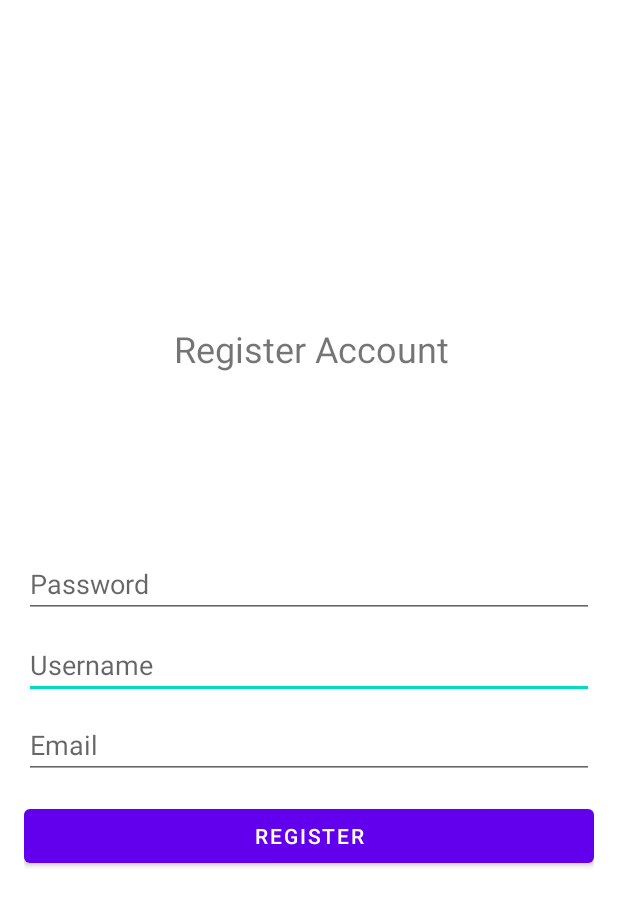
After one commit to Evandita/JBus-android, an Android app: the layout activity_register.xml on its own in the app's theme, with its tools: preview values and no code run, on a phone screen of 412 x 824 dp. The commit adds this screen. Shown: the top 906 px of the screen. Run offline under Robolectric (Android 15) with nearby library versions, the phone set to English and light mode, and no system bars.

Commit message:
CS08 - membuat halaman Register dengan animasi yang kece

```diff
--- a/app/build.gradle
+++ b/app/build.gradle
@@ -35,6 +35,7 @@
     }
     buildFeatures {
         compose true
+        viewBinding true
     }
     composeOptions {
         kotlinCompilerExtensionVersion '1.4.3'
@@ -59,6 +60,9 @@
     implementation 'androidx.compose.material3:material3'
     implementation 'androidx.constraintlayout:constraintlayout:2.1.4'
     implementation 'androidx.gridlayout:gridlayout:1.0.0'
+    implementation 'androidx.annotation:annotation:1.7.0'
+    implementation 'androidx.lifecycle:lifecycle-livedata-ktx:2.6.2'
+    implementation 'androidx.lifecycle:lifecycle-viewmodel-ktx:2.6.2'
     testImplementation 'junit:junit:4.13.2'
     androidTestImplementation 'androidx.test.ext:junit:1.1.5'
     androidTestImplementation 'androidx.test.espresso:espresso-core:3.5.1'
--- /dev/null
+++ b/app/src/main/res/anim/fade_in.xml
@@ -0,0 +1,6 @@
+<?xml version="1.0" encoding="utf-8"?>
+<alpha xmlns:android="http://schemas.android.com/apk/res/android"
+    android:interpolator="@android:anim/decelerate_interpolator"
+    android:fromAlpha="0.0"
+    android:toAlpha="1.0"
+    android:duration="1000" />
--- /dev/null
+++ b/app/src/main/res/layout/activity_register.xml
@@ -0,0 +1,52 @@
+<?xml version="1.0" encoding="utf-8"?>
+<RelativeLayout xmlns:android="http://schemas.android.com/apk/res/android"
+    android:layout_width="match_parent"
+    android:layout_height="match_parent"
+    android:padding="16dp">
+
+    <TextView
+        android:id="@+id/register_title"
+        android:layout_width="wrap_content"
+        android:layout_height="wrap_content"
+        android:text="Register Account"
+        android:textSize="24sp"
+        android:layout_marginTop="200dp"
+        android:layout_marginLeft="100dp"
+        android:layout_marginBottom="16dp"/>
+
+    <!-- Add other input fields (e.g., password, email) as needed -->
+
+    <EditText
+        android:id="@+id/register_username"
+        android:layout_width="match_parent"
+        android:layout_height="wrap_content"
+        android:layout_below="@id/register_title"
+        android:layout_marginTop="156dp"
+        android:hint="Username" />
+
+    <EditText
+        android:id="@+id/register_email"
+        android:layout_width="match_parent"
+        android:layout_height="wrap_content"
+        android:layout_below="@id/register_title"
+        android:layout_marginTop="209dp"
+        android:hint="Email" />
+
+    <EditText
+        android:id="@+id/register_password"
+        android:layout_width="match_parent"
+        android:layout_height="wrap_content"
+        android:layout_below="@id/register_title"
+        android:layout_marginTop="102dp"
+        android:hint="Password"
+        android:inputType="textPassword" />
+
+    <Button
+        android:id="@+id/btnRegister"
+        android:layout_width="match_parent"
+        android:layout_height="wrap_content"
+        android:layout_below="@id/register_username"
+        android:layout_marginTop="67dp"
+        android:text="Register" />
+
+</RelativeLayout>
--- /dev/null
+++ b/app/src/main/res/values-land/dimens.xml
@@ -0,0 +1,3 @@
+<resources>
+    <dimen name="activity_horizontal_margin">48dp</dimen>
+</resources>
--- /dev/null
+++ b/app/src/main/res/values-w1240dp/dimens.xml
@@ -0,0 +1,3 @@
+<resources>
+    <dimen name="activity_horizontal_margin">200dp</dimen>
+</resources>
--- /dev/null
+++ b/app/src/main/res/values-w600dp/dimens.xml
@@ -0,0 +1,3 @@
+<resources>
+    <dimen name="activity_horizontal_margin">48dp</dimen>
+</resources>
--- /dev/null
+++ b/app/src/main/res/values/dimens.xml
@@ -0,0 +1,5 @@
+<resources>
+    <!-- Default screen margins, per the Android Design guidelines. -->
+    <dimen name="activity_horizontal_margin">16dp</dimen>
+    <dimen name="activity_vertical_margin">16dp</dimen>
+</resources>
```
Also changed, not shown: app/src/main/AndroidManifest.xml (+7 -2 lines), app/src/main/java/com/evanditaWiratamaPutraJBusER/jbus_android/LoginActivity.java (+13 -1 lines), app/src/main/java/com/evanditaWiratamaPutraJBusER/jbus_android/RegisterActivity.java (added, +39 -0 lines), app/src/main/java/com/evanditaWiratamaPutraJBusER/jbus_android/data/LoginDataSource.java (added, +29 -0 lines), app/src/main/java/com/evanditaWiratamaPutraJBusER/jbus_android/data/LoginRepository.java (added, +54 -0 lines), app/src/main/java/com/evanditaWiratamaPutraJBusER/jbus_android/data/Result.java (added, +48 -0 lines), app/src/main/java/com/evanditaWiratamaPutraJBusER/jbus_android/data/model/LoggedInUser.java (added, +23 -0 lines), app/src/main/res/anim/text_anim.xml (added, +42 -0 lines), app/src/main/res/layout/activity_login.xml (+13 -3 lines), app/src/main/res/values/strings.xml (+9 -0 lines).
